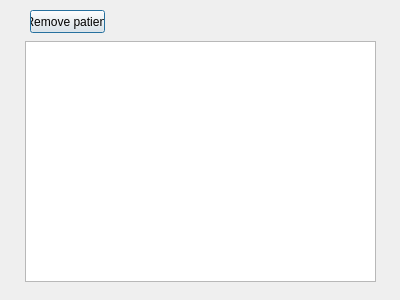
This is CovidProject/patientdetails.ui in Aab30/CovidProject as Qt 5 draws it before an edit. The edited form follows.
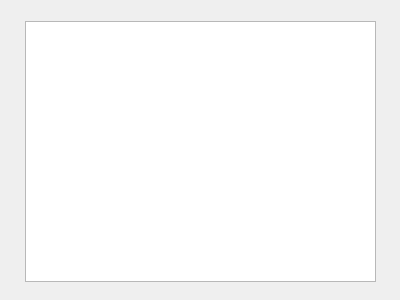
This is the edited form.

Commit message: Nieuwe patient list en namen volgens conventie

```diff
--- a/CovidProject/patientdetails.ui
+++ b/CovidProject/patientdetails.ui
@@ -17,25 +17,12 @@
    <property name="geometry">
     <rect>
      <x>25</x>
-     <y>41</y>
+     <y>21</y>
      <width>351</width>
-     <height>241</height>
+     <height>261</height>
     </rect>
    </property>
   </widget>
-  <widget class="QPushButton" name="removevpatientButton">
-   <property name="geometry">
-    <rect>
-     <x>30</x>
-     <y>10</y>
-     <width>75</width>
-     <height>23</height>
-    </rect>
-   </property>
-   <property name="text">
-    <string>Remove patient</string>
-   </property>
-  </widget>
  </widget>
  <resources/>
  <connections/>
```
The commit also changes 22 other files.
